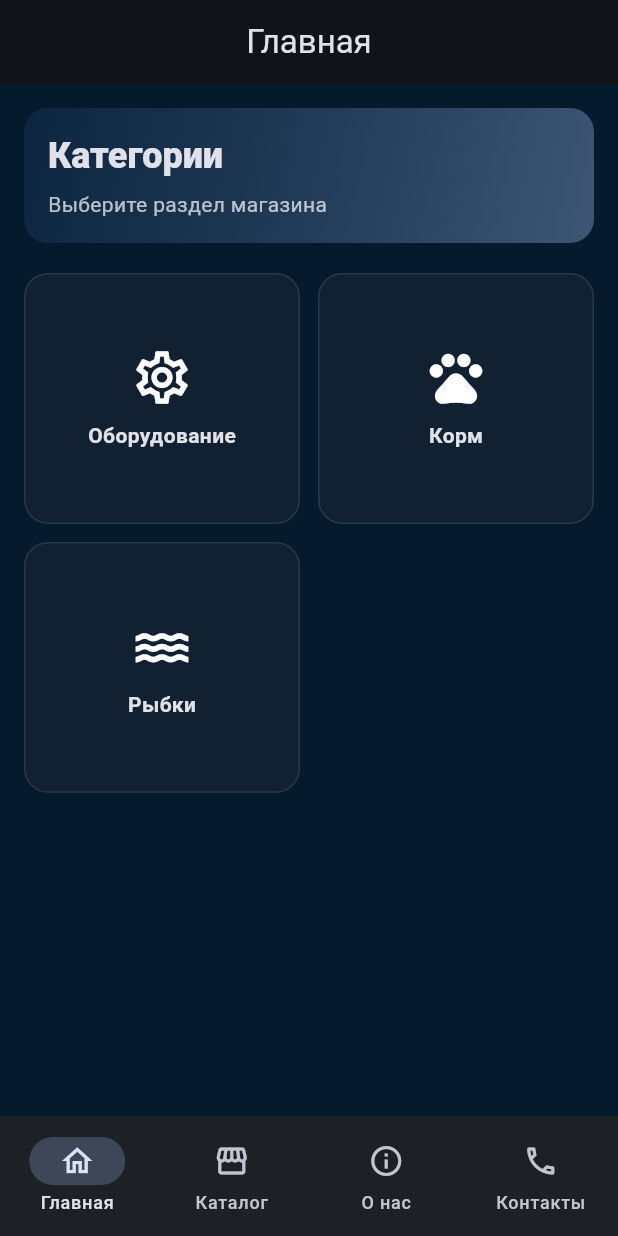
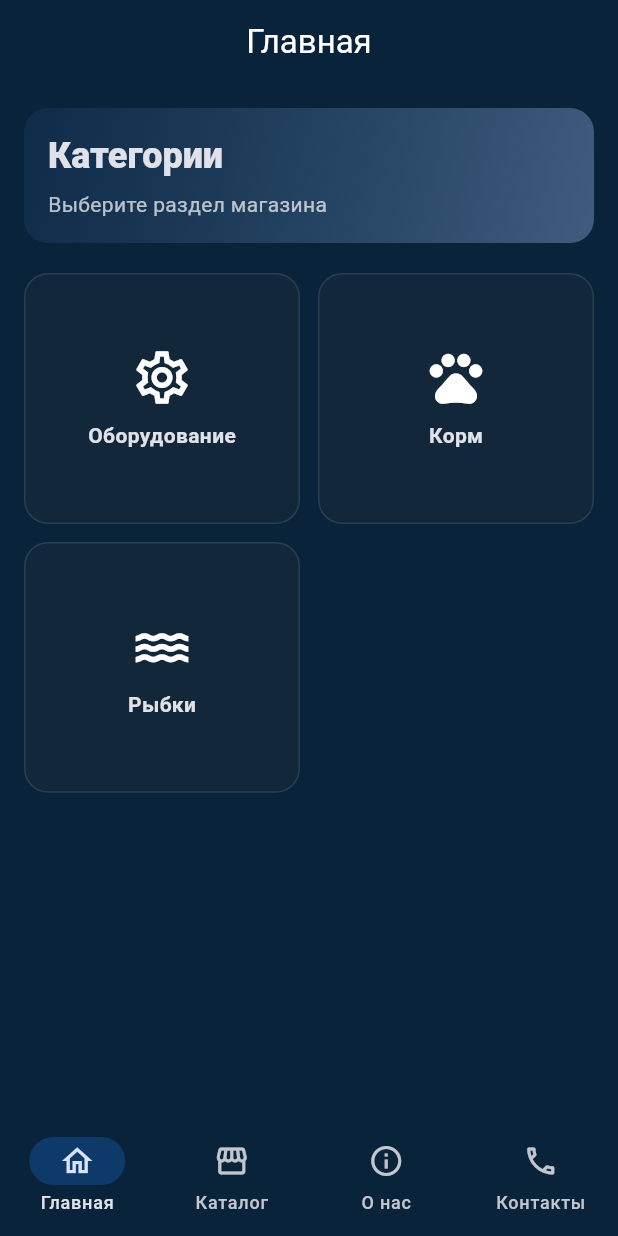
Before and after one commit to siyatut/atlantida_shop, a Flutter app: the screen it shows after launch, on a phone screen of 412 x 824 dp. Run offline on Flutter 3.47's test engine with Material 3 defaults, Android fonts, the phone set to English and light mode, and no system bars; our stand-ins replace cached_network_image; network calls fail; statements that could not run were skipped.

Commit message:
style: unify navy background and redesign catalog cards

```diff
--- a/lib/main.dart
+++ b/lib/main.dart
@@ -1,5 +1,6 @@
 import 'package:atlantida_shop/core/env.dart';
 import 'package:flutter/material.dart';
+import 'package:flutter/services.dart';
 
 import 'screens/about.dart';
 import 'screens/catalog.dart';
@@ -27,8 +28,19 @@ class AtlantidaApp extends StatelessWidget {
           seedColor: seed,
           brightness: Brightness.dark,
         ),
-        scaffoldBackgroundColor: const Color(0xFF061A2E),
-        appBarTheme: const AppBarTheme(centerTitle: true),
+        scaffoldBackgroundColor: const Color(0xFF08233A),
+        appBarTheme: const AppBarTheme(
+          centerTitle: true,
+          backgroundColor: Color(0xFF08233A),
+          surfaceTintColor: Colors.transparent,
+          foregroundColor: Colors.white,
+          systemOverlayStyle: SystemUiOverlayStyle.light,
+        ),
+        navigationBarTheme: const NavigationBarThemeData(
+          backgroundColor: Color(0xFF08233A),
+          indicatorColor: Color(0xFF0E3A69), // мягкий подсвет индикатора
+          surfaceTintColor: Colors.transparent,
+        ),
       ),
       home: const _RootTabs(),
     );
```
Also changed, not shown: lib/screens/catalog.dart (+53 -39 lines).
